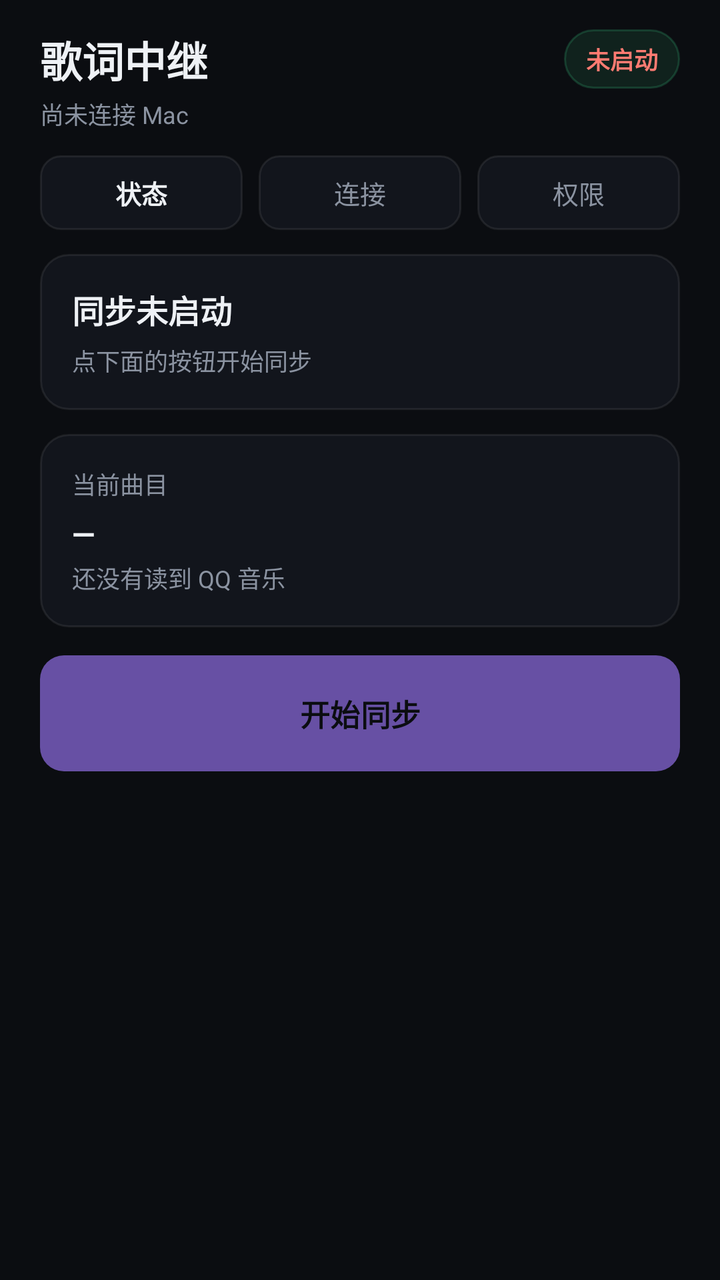
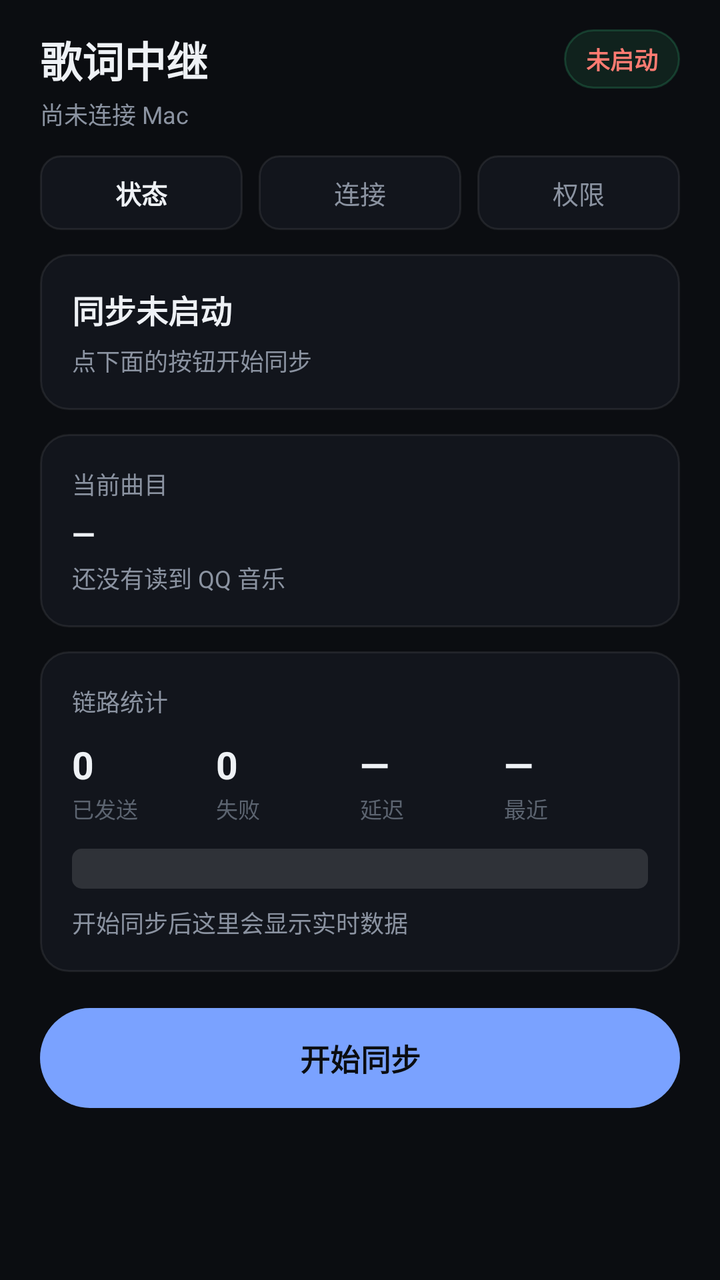

Before-and-after screenshots of an Android layout around one commit, followed by the original layout XML and the change that was made.
<!-- AndroidManifest.xml: application theme Theme.PhonlyricsRelay -->
<!-- res/layout/activity_main.xml -->
<?xml version="1.0" encoding="utf-8"?>
<LinearLayout xmlns:android="http://schemas.android.com/apk/res/android"
    android:id="@+id/root"
    android:layout_width="match_parent"
    android:layout_height="match_parent"
    android:background="#0B0D11"
    android:orientation="vertical">

    
    <LinearLayout
        android:layout_width="match_parent"
        android:layout_height="wrap_content"
        android:orientation="vertical"
        android:paddingStart="20dp"
        android:paddingTop="14dp"
        android:paddingEnd="20dp">

        <LinearLayout
            android:layout_width="match_parent"
            android:layout_height="wrap_content"
            android:gravity="center_vertical"
            android:orientation="horizontal">

            <TextView
                android:layout_width="0dp"
                android:layout_height="wrap_content"
                android:layout_weight="1"
                android:text="歌词中继"
                android:textColor="#EEF1F5"
                android:textSize="21sp"
                android:textStyle="bold" />

            <TextView
                android:id="@+id/statusPill"
                android:layout_width="wrap_content"
                android:layout_height="wrap_content"
                android:background="@drawable/pill_bg"
                android:paddingStart="11dp"
                android:paddingTop="6dp"
                android:paddingEnd="11dp"
                android:paddingBottom="6dp"
                android:text="未启动"
                android:textColor="#FF7B72"
                android:textSize="12sp"
                android:textStyle="bold" />
        </LinearLayout>

        <TextView
            android:id="@+id/headerDetail"
            android:layout_width="match_parent"
            android:layout_height="wrap_content"
            android:layout_marginTop="3dp"
            android:ellipsize="end"
            android:maxLines="1"
            android:text="尚未连接 Mac"
            android:textColor="#8B93A1"
            android:textSize="12sp" />
    </LinearLayout>

    
    <LinearLayout
        android:layout_width="match_parent"
        android:layout_height="wrap_content"
        android:layout_marginTop="12dp"
        android:orientation="horizontal"
        android:paddingStart="20dp"
        android:paddingEnd="20dp">

        <TextView
            android:id="@+id/tabStatus"
            android:layout_width="0dp"
            android:layout_height="wrap_content"
            android:layout_weight="1"
            android:background="@drawable/tab_bg"
            android:gravity="center"
            android:paddingTop="9dp"
            android:paddingBottom="9dp"
            android:text="状态"
            android:textColor="#EEF1F5"
            android:textSize="13sp"
            android:textStyle="bold" />

        <TextView
            android:id="@+id/tabConnect"
            android:layout_width="0dp"
            android:layout_height="wrap_content"
            android:layout_marginStart="8dp"
            android:layout_weight="1"
            android:background="@drawable/tab_bg"
            android:gravity="center"
            android:paddingTop="9dp"
            android:paddingBottom="9dp"
            android:text="连接"
            android:textColor="#8B93A1"
            android:textSize="13sp" />

        <TextView
            android:id="@+id/tabPerms"
            android:layout_width="0dp"
            android:layout_height="wrap_content"
            android:layout_marginStart="8dp"
            android:layout_weight="1"
            android:background="@drawable/tab_bg"
            android:gravity="center"
            android:paddingTop="9dp"
            android:paddingBottom="9dp"
            android:text="权限"
            android:textColor="#8B93A1"
            android:textSize="13sp" />
    </LinearLayout>

    <FrameLayout
        android:layout_width="match_parent"
        android:layout_height="0dp"
        android:layout_weight="1"
        android:layout_marginTop="12dp">

        
        <ScrollView
            android:id="@+id/pageStatus"
            android:layout_width="match_parent"
            android:layout_height="match_parent"
            android:fillViewport="true"
            android:paddingStart="20dp"
            android:paddingEnd="20dp">

            <LinearLayout
                android:layout_width="match_parent"
                android:layout_height="wrap_content"
                android:orientation="vertical"
                android:paddingBottom="24dp">

                <LinearLayout
                    android:layout_width="match_parent"
                    android:layout_height="wrap_content"
                    android:background="@drawable/panel_bg"
                    android:orientation="vertical"
                    android:padding="16dp">

                    <TextView
                        android:id="@+id/syncState"
                        android:layout_width="match_parent"
                        android:layout_height="wrap_content"
                        android:text="同步未启动"
                        android:textColor="#EEF1F5"
                        android:textSize="16sp"
                        android:textStyle="bold" />

                    <TextView
                        android:id="@+id/syncHint"
                        android:layout_width="match_parent"
                        android:layout_height="wrap_content"
                        android:layout_marginTop="5dp"
                        android:lineSpacingExtra="2dp"
                        android:text="点下面的按钮开始同步"
                        android:textColor="#8B93A1"
                        android:textSize="12sp" />
                </LinearLayout>

                <LinearLayout
                    android:layout_width="match_parent"
                    android:layout_height="wrap_content"
                    android:layout_marginTop="12dp"
                    android:background="@drawable/panel_bg"
                    android:orientation="vertical"
                    android:padding="16dp">

                    <TextView
                        android:layout_width="match_parent"
                        android:layout_height="wrap_content"
                        android:text="当前曲目"
                        android:textColor="#8B93A1"
                        android:textSize="12sp" />

                    <TextView
                        android:id="@+id/nowTitle"
                        android:layout_width="match_parent"
                        android:layout_height="wrap_content"
                        android:layout_marginTop="6dp"
                        android:ellipsize="end"
                        android:maxLines="1"
                        android:text="—"
                        android:textColor="#EEF1F5"
                        android:textSize="15sp"
                        android:textStyle="bold" />

                    <TextView
                        android:id="@+id/nowArtist"
                        android:layout_width="match_parent"
                        android:layout_height="wrap_content"
                        android:layout_marginTop="3dp"
                        android:ellipsize="end"
                        android:maxLines="1"
                        android:text="还没有读到 QQ 音乐"
                        android:textColor="#8B93A1"
                        android:textSize="12sp" />
                </LinearLayout>

                <Button
                    android:id="@+id/toggle"
                    android:layout_width="match_parent"
                    android:layout_height="wrap_content"
                    android:layout_marginTop="14dp"
                    android:background="@drawable/btn_primary"
                    android:paddingTop="14dp"
                    android:paddingBottom="14dp"
                    android:text="开始同步"
                    android:textColor="#0B0D11"
                    android:textSize="15sp"
                    android:textStyle="bold" />

                <TextView
                    android:id="@+id/statusLog"
                    android:layout_width="match_parent"
                    android:layout_height="wrap_content"
                    android:layout_marginTop="14dp"
                    android:lineSpacingExtra="3dp"
                    android:textColor="#8B93A1"
                    android:textSize="12sp" />
            </LinearLayout>
        </ScrollView>

        
        <ScrollView
            android:id="@+id/pageConnect"
            android:layout_width="match_parent"
            android:layout_height="match_parent"
            android:fillViewport="true"
            android:paddingStart="20dp"
            android:paddingEnd="20dp"
            android:visibility="gone">

            <LinearLayout
                android:layout_width="match_parent"
                android:layout_height="wrap_content"
                android:orientation="vertical"
                android:paddingBottom="24dp">

                <LinearLayout
                    android:layout_width="match_parent"
                    android:layout_height="wrap_content"
                    android:background="@drawable/panel_bg"
                    android:orientation="vertical"
                    android:padding="16dp">

                    <TextView
                        android:layout_width="match_parent"
                        android:layout_height="wrap_content"
                        android:text="Mac 地址"
                        android:textColor="#8B93A1"
                        android:textSize="12sp" />

                    <TextView
                        android:id="@+id/discoveryStatus"
                        android:layout_width="match_parent"
                        android:layout_height="wrap_content"
                        android:layout_marginTop="7dp"
                        android:lineSpacingExtra="2dp"
                        android:text="正在自动发现同一 Wi-Fi 下的 Mac…"
                        android:textColor="#7AA2FF"
                        android:textSize="13sp" />

                    <EditText
                        android:id="@+id/macIp"
                        android:layout_width="match_parent"
                        android:layout_height="wrap_content"
                        android:layout_marginTop="10dp"
                        android:background="@drawable/input_bg"
                        android:hint="例如 192.168.1.100"
                        android:inputType="textUri"
                        android:padding="12dp"
                        android:textColor="#EEF1F5"
                        android:textColorHint="#5C6470"
                        android:textSize="15sp" />

                    <EditText
                        android:id="@+id/macPort"
                        android:layout_width="match_parent"
                        android:layout_height="wrap_content"
                        android:layout_marginTop="8dp"
                        android:background="@drawable/input_bg"
                        android:hint="端口"
                        android:inputType="number"
                        android:padding="12dp"
                        android:text="8765"
                        android:textColor="#EEF1F5"
                        android:textColorHint="#5C6470"
                        android:textSize="15sp" />

                    <Button
                        android:id="@+id/btnTest"
                        android:layout_width="match_parent"
                        android:layout_height="wrap_content"
                        android:layout_marginTop="8dp"
                        android:background="@drawable/btn_ghost"
                        android:text="测试连接"
                        android:textColor="#EEF1F5" />
                </LinearLayout>

                <LinearLayout
                    android:layout_width="match_parent"
                    android:layout_height="wrap_content"
                    android:layout_marginTop="12dp"
                    android:background="@drawable/panel_bg"
                    android:orientation="vertical"
                    android:padding="16dp">

                    <TextView
                        android:layout_width="match_parent"
                        android:layout_height="wrap_content"
                        android:text="配对"
                        android:textColor="#8B93A1"
                        android:textSize="12sp" />

                    <TextView
                        android:id="@+id/pairState"
                        android:layout_width="match_parent"
                        android:layout_height="wrap_content"
                        android:layout_marginTop="7dp"
                        android:text="尚未配对"
                        android:textColor="#FF7B72"
                        android:textSize="13sp"
                        android:textStyle="bold" />

                    <EditText
                        android:id="@+id/pairingCode"
                        android:layout_width="match_parent"
                        android:layout_height="wrap_content"
                        android:layout_marginTop="10dp"
                        android:background="@drawable/input_bg"
                        android:hint="Mac 上显示的 6 位配对码"
                        android:inputType="number"
                        android:maxLength="6"
                        android:padding="12dp"
                        android:textColor="#EEF1F5"
                        android:textColorHint="#5C6470"
                        android:textSize="15sp" />

                    <Button
                        android:id="@+id/btnPair"
                        android:layout_width="match_parent"
                        android:layout_height="wrap_content"
                        android:layout_marginTop="10dp"
                        android:background="@drawable/btn_primary"
                        android:text="配对并保存"
                        android:textColor="#0B0D11" />

                    <TextView
                        android:id="@+id/pairResult"
                        android:layout_width="match_parent"
                        android:layout_height="wrap_content"
                        android:layout_marginTop="9dp"
                        android:lineSpacingExtra="2dp"
                        android:visibility="gone"
                        android:textColor="#8B93A1"
                        android:textSize="12sp" />
                </LinearLayout>
            </LinearLayout>
        </ScrollView>

        
        <ScrollView
            android:id="@+id/pagePerms"
            android:layout_width="match_parent"
            android:layout_height="match_parent"
            android:fillViewport="true"
            android:paddingStart="20dp"
            android:paddingEnd="20dp"
            android:visibility="gone">

            <LinearLayout
                android:layout_width="match_parent"
                android:layout_height="wrap_content"
                android:orientation="vertical"
                android:paddingBottom="24dp">

                <LinearLayout
                    android:layout_width="match_parent"
                    android:layout_height="wrap_content"
                    android:background="@drawable/panel_bg"
                    android:orientation="vertical"
                    android:padding="16dp">

                    <TextView
                        android:id="@+id/permNotifState"
                        android:layout_width="match_parent"
                        android:layout_height="wrap_content"
                        android:text="通知使用权:未开启"
                        android:textColor="#FF7B72"
                        android:textSize="14sp"
                        android:textStyle="bold" />

                    <TextView
                        android:layout_width="match_parent"
                        android:layout_height="wrap_content"
                        android:layout_marginTop="4dp"
                        android:text="没有它读不到 QQ 音乐在放什么"
                        android:textColor="#8B93A1"
                        android:textSize="12sp" />

                    <Button
                        android:id="@+id/btnNotifAccess"
                        android:layout_width="match_parent"
                        android:layout_height="wrap_content"
                        android:layout_marginTop="10dp"
                        android:background="@drawable/btn_ghost"
                        android:text="去开启"
                        android:textColor="#EEF1F5" />
                </LinearLayout>

                <LinearLayout
                    android:layout_width="match_parent"
                    android:layout_height="wrap_content"
                    android:layout_marginTop="12dp"
                    android:background="@drawable/panel_bg"
                    android:orientation="vertical"
                    android:padding="16dp">

                    <TextView
                        android:id="@+id/permBatteryState"
                        android:layout_width="match_parent"
                        android:layout_height="wrap_content"
                        android:text="电池优化:未关闭"
                        android:textColor="#FF7B72"
                        android:textSize="14sp"
                        android:textStyle="bold" />

                    <TextView
                        android:layout_width="match_parent"
                        android:layout_height="wrap_content"
                        android:layout_marginTop="4dp"
                        android:text="不关的话后台跑一会儿会被系统杀掉"
                        android:textColor="#8B93A1"
                        android:textSize="12sp" />

                    <Button
                        android:id="@+id/btnBattery"
                        android:layout_width="match_parent"
                        android:layout_height="wrap_content"
                        android:layout_marginTop="10dp"
                        android:background="@drawable/btn_ghost"
                        android:text="去关闭"
                        android:textColor="#EEF1F5" />
                </LinearLayout>

                <LinearLayout
                    android:layout_width="match_parent"
                    android:layout_height="wrap_content"
                    android:layout_marginTop="12dp"
                    android:background="@drawable/panel_bg"
                    android:orientation="vertical"
                    android:padding="16dp">

                    <TextView
                        android:layout_width="match_parent"
                        android:layout_height="wrap_content"
                        android:text="诊断"
                        android:textColor="#8B93A1"
                        android:textSize="12sp" />

                    <TextView
                        android:id="@+id/diagText"
                        android:layout_width="match_parent"
                        android:layout_height="wrap_content"
                        android:layout_marginTop="7dp"
                        android:lineSpacingExtra="3dp"
                        android:textIsSelectable="true"
                        android:textColor="#8B93A1"
                        android:textSize="12sp" />
                </LinearLayout>
            </LinearLayout>
        </ScrollView>
    </FrameLayout>
</LinearLayout>
<!-- resources referenced by this layout -->
<resources>
  <!-- drawable btn_ghost (drawable) -->
  <?xml version="1.0" encoding="utf-8"?>
  <shape xmlns:android="http://schemas.android.com/apk/res/android" android:shape="rectangle">
      <solid android:color="#00000000" />
      <corners android:radius="12dp" />
      <stroke android:width="1dp" android:color="#14FFFFFF" />
  </shape>
  <!-- drawable btn_primary (drawable) -->
  <?xml version="1.0" encoding="utf-8"?>
  <shape xmlns:android="http://schemas.android.com/apk/res/android" android:shape="rectangle">
      <solid android:color="#7AA2FF" />
      <corners android:radius="12dp" />
  </shape>
  <!-- drawable input_bg (drawable) -->
  <?xml version="1.0" encoding="utf-8"?>
  <shape xmlns:android="http://schemas.android.com/apk/res/android" android:shape="rectangle">
      <solid android:color="#171B24" />
      <corners android:radius="10dp" />
  </shape>
  <!-- drawable panel_bg (drawable) -->
  <?xml version="1.0" encoding="utf-8"?>
  <shape xmlns:android="http://schemas.android.com/apk/res/android" android:shape="rectangle">
      <solid android:color="#12151C" />
      <corners android:radius="14dp" />
      <stroke android:width="1dp" android:color="#14FFFFFF" />
  </shape>
  <!-- drawable pill_bg (drawable) -->
  <?xml version="1.0" encoding="utf-8"?>
  <shape xmlns:android="http://schemas.android.com/apk/res/android" android:shape="rectangle">
      <solid android:color="#1A3DD68C" />
      <corners android:radius="999dp" />
      <stroke android:width="1dp" android:color="#333DD68C" />
  </shape>
  <!-- drawable tab_bg (drawable) -->
  <?xml version="1.0" encoding="utf-8"?>
  <selector xmlns:android="http://schemas.android.com/apk/res/android">
      <item android:state_selected="true">
          <shape android:shape="rectangle">
              <solid android:color="#7AA2FF" />
              <corners android:radius="10dp" />
          </shape>
      </item>
      <item android:state_pressed="true">
          <shape android:shape="rectangle">
              <solid android:color="#1FFFFFFF" />
              <corners android:radius="10dp" />
          </shape>
      </item>
      <item>
          <shape android:shape="rectangle">
              <solid android:color="#12151C" />
              <corners android:radius="10dp" />
              <stroke android:width="1dp" android:color="#14FFFFFF" />
          </shape>
      </item>
  </selector>
  <style name="Theme.PhonlyricsRelay" parent="Theme.Material3.DayNight.NoActionBar">
          <item name="android:windowBackground">@color/bg</item>
          <item name="android:statusBarColor">@color/bg</item>
          <item name="android:navigationBarColor">@color/bg</item>
          <item name="android:colorPrimary">#7AA2FF</item>
      </style>
  <color name="bg">#0B0D11</color>
</resources>

<!-- the commit's change to res/layout/activity_main.xml (unified diff, before → after) -->
@@ -1,5 +1,6 @@
 <?xml version="1.0" encoding="utf-8"?>
 <LinearLayout xmlns:android="http://schemas.android.com/apk/res/android"
+    xmlns:app="http://schemas.android.com/apk/res-auto"
     android:id="@+id/root"
     android:layout_width="match_parent"
     android:layout_height="match_parent"
@@ -196,12 +197,156 @@
                         android:textSize="12sp" />
                 </LinearLayout>
 
+                
+                <LinearLayout
+                    android:layout_width="match_parent"
+                    android:layout_height="wrap_content"
+                    android:layout_marginTop="12dp"
+                    android:background="@drawable/panel_bg"
+                    android:orientation="vertical"
+                    android:padding="16dp">
+
+                    <TextView
+                        android:layout_width="match_parent"
+                        android:layout_height="wrap_content"
+                        android:text="链路统计"
+                        android:textColor="#8B93A1"
+                        android:textSize="12sp" />
+
+                    
+                    <LinearLayout
+                        android:layout_width="match_parent"
+                        android:layout_height="wrap_content"
+                        android:layout_marginTop="10dp"
+                        android:orientation="horizontal">
+
+                        <LinearLayout
+                            android:layout_width="0dp"
+                            android:layout_height="wrap_content"
+                            android:layout_weight="1"
+                            android:orientation="vertical">
+
+                            <TextView
+                                android:id="@+id/statSent"
+                                android:layout_width="wrap_content"
+                                android:layout_height="wrap_content"
+                                android:text="0"
+                                android:textColor="#EEF1F5"
+                                android:textSize="19sp"
+                                android:textStyle="bold" />
+
+                            <TextView
+                                android:layout_width="wrap_content"
+                                android:layout_height="wrap_content"
+                                android:layout_marginTop="1dp"
+                                android:text="已发送"
+                                android:textColor="#5C6470"
+                                android:textSize="11sp" />
+                        </LinearLayout>
+
+                        <LinearLayout
+                            android:layout_width="0dp"
+                            android:layout_height="wrap_content"
+                            android:layout_weight="1"
+                            android:orientation="vertical">
+
+                            <TextView
+                                android:id="@+id/statFailed"
+                                android:layout_width="wrap_content"
+                                android:layout_height="wrap_content"
+                                android:text="0"
+                                android:textColor="#EEF1F5"
+                                android:textSize="19sp"
+                                android:textStyle="bold" />
+
+                            <TextView
+                                android:layout_width="wrap_content"
+                                android:layout_height="wrap_content"
+                                android:layout_marginTop="1dp"
+                                android:text="失败"
+                                android:textColor="#5C6470"
+                                android:textSize="11sp" />
+                        </LinearLayout>
+
+                        <LinearLayout
+                            android:layout_width="0dp"
+                            android:layout_height="wrap_content"
+                            android:layout_weight="1"
+                            android:orientation="vertical">
+
+                            <TextView
+                                android:id="@+id/statLatency"
+                                android:layout_width="wrap_content"
+                                android:layout_height="wrap_content"
+                                android:text="—"
+                                android:textColor="#EEF1F5"
+                                android:textSize="19sp"
+                                android:textStyle="bold" />
+
+                            <TextView
+                                android:layout_width="wrap_content"
+                                android:layout_height="wrap_content"
+                                android:layout_marginTop="1dp"
+                                android:text="延迟"
+                                android:textColor="#5C6470"
+                                android:textSize="11sp" />
+                        </LinearLayout>
+
+                        <LinearLayout
+                            android:layout_width="0dp"
+                            android:layout_height="wrap_content"
+                            android:layout_weight="1"
+                            android:orientation="vertical">
+
+                            <TextView
+                                android:id="@+id/statLast"
+                                android:layout_width="wrap_content"
+                                android:layout_height="wrap_content"
+                                android:text="—"
+                                android:textColor="#EEF1F5"
+                                android:textSize="19sp"
+                                android:textStyle="bold" />
+
+                            <TextView
+                                android:layout_width="wrap_content"
+                                android:layout_height="wrap_content"
+                                android:layout_marginTop="1dp"
+                                android:text="最近"
+                                android:textColor="#5C6470"
+                                android:textSize="11sp" />
+                        </LinearLayout>
+                    </LinearLayout>
+
+                    
+                    <ProgressBar
+                        android:id="@+id/statBar"
+                        style="@android:style/Widget.ProgressBar.Horizontal"
+                        android:layout_width="match_parent"
+                        android:layout_height="wrap_content"
+                        android:layout_marginTop="12dp"
+                        android:max="100"
+                        android:progress="0"
+                        android:progressTint="#3DD68C"
+                        android:progressBackgroundTint="#1FFFFFFF" />
+
+                    <TextView
+                        android:id="@+id/statHint"
+                        android:layout_width="match_parent"
+                        android:layout_height="wrap_content"
+                        android:layout_marginTop="8dp"
+                        android:lineSpacingExtra="2dp"
+                        android:text="开始同步后这里会显示实时数据"
+                        android:textColor="#8B93A1"
+                        android:textSize="12sp" />
+                </LinearLayout>
+
                 <Button
                     android:id="@+id/toggle"
+                        app:backgroundTint="@color/btn_primary_tint"
+                        android:stateListAnimator="@animator/btn_press"
                     android:layout_width="match_parent"
                     android:layout_height="wrap_content"
                     android:layout_marginTop="14dp"
-                    android:background="@drawable/btn_primary"
                     android:paddingTop="14dp"
                     android:paddingBottom="14dp"
                     android:text="开始同步"
@@ -289,10 +434,11 @@
 
                     <Button
                         android:id="@+id/btnTest"
+                        app:backgroundTint="@color/btn_ghost_tint"
+                        android:stateListAnimator="@animator/btn_press"
                         android:layout_width="match_parent"
                         android:layout_height="wrap_content"
                         android:layout_marginTop="8dp"
-                        android:background="@drawable/btn_ghost"
                         android:text="测试连接"
                         android:textColor="#EEF1F5" />
                 </LinearLayout>
@@ -338,12 +484,24 @@
 
                     <Button
                         android:id="@+id/btnPair"
+                        app:backgroundTint="@color/btn_primary_tint"
+                        android:stateListAnimator="@animator/btn_press"
                         android:layout_width="match_parent"
                         android:layout_height="wrap_content"
                         android:layout_marginTop="10dp"
-                        android:background="@drawable/btn_primary"
                         android:text="配对并保存"
                         android:textColor="#0B0D11" />
+
+                    <Button
+                        android:id="@+id/btnUnpair"
+                        android:layout_width="match_parent"
+                        android:layout_height="wrap_content"
+                        android:layout_marginTop="8dp"
+                        android:stateListAnimator="@animator/btn_press"
+                        android:text="解除配对"
+                        android:textColor="#FF7B72"
+                        android:visibility="gone"
+                        app:backgroundTint="@color/btn_ghost_tint" />
 
                     <TextView
                         android:id="@+id/pairResult"
@@ -400,10 +558,11 @@
 
                     <Button
                         android:id="@+id/btnNotifAccess"
+                        app:backgroundTint="@color/btn_ghost_tint"
+                        android:stateListAnimator="@animator/btn_press"
                         android:layout_width="match_parent"
                         android:layout_height="wrap_content"
                         android:layout_marginTop="10dp"
-                        android:background="@drawable/btn_ghost"
                         android:text="去开启"
                         android:textColor="#EEF1F5" />
                 </LinearLayout>
@@ -435,10 +594,11 @@
 
                     <Button
                         android:id="@+id/btnBattery"
+                        app:backgroundTint="@color/btn_ghost_tint"
+                        android:stateListAnimator="@animator/btn_press"
                         android:layout_width="match_parent"
                         android:layout_height="wrap_content"
                         android:layout_marginTop="10dp"
-                        android:background="@drawable/btn_ghost"
                         android:text="去关闭"
                         android:textColor="#EEF1F5" />
                 </LinearLayout>
<!-- resource entries referenced after the edit -->
@@ -1,18 +1,5 @@
 <!-- resources referenced by this layout -->
 <resources>
-  <!-- drawable btn_ghost (drawable) -->
-  <?xml version="1.0" encoding="utf-8"?>
-  <shape xmlns:android="http://schemas.android.com/apk/res/android" android:shape="rectangle">
-      <solid android:color="#00000000" />
-      <corners android:radius="12dp" />
-      <stroke android:width="1dp" android:color="#14FFFFFF" />
-  </shape>
-  <!-- drawable btn_primary (drawable) -->
-  <?xml version="1.0" encoding="utf-8"?>
-  <shape xmlns:android="http://schemas.android.com/apk/res/android" android:shape="rectangle">
-      <solid android:color="#7AA2FF" />
-      <corners android:radius="12dp" />
-  </shape>
   <!-- drawable input_bg (drawable) -->
   <?xml version="1.0" encoding="utf-8"?>
   <shape xmlns:android="http://schemas.android.com/apk/res/android" android:shape="rectangle">
